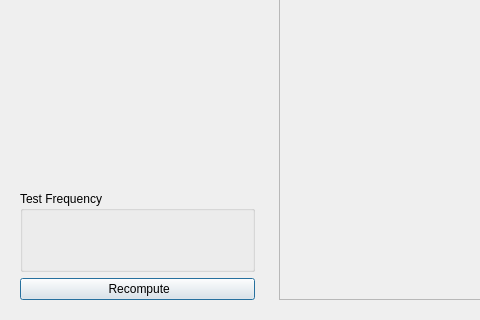
Old version of the form electrify_ui/qt_screens/solutiondialog.ui in the repository efosmark/electrify; both pictures show x 0 to 480 and y 622 to 942 of the 1099 by 942 pixel window.
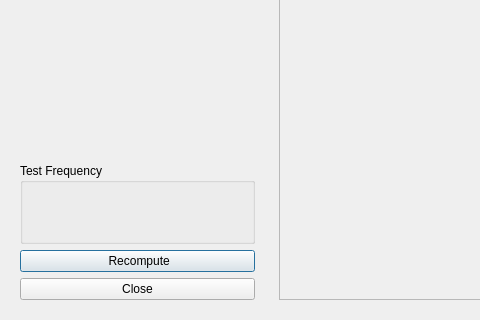
New version of the form. Icons and pictures are not drawn. Custom widgets are drawn as their Qt base class.

Diff of the .ui file:
```diff
--- a/electrify_ui/qt_screens/solutiondialog.ui
+++ b/electrify_ui/qt_screens/solutiondialog.ui
@@ -178,6 +178,13 @@
         </property>
        </widget>
       </item>
+      <item>
+       <widget class="QPushButton" name="closeBtn">
+        <property name="text">
+         <string>Close</string>
+        </property>
+       </widget>
+      </item>
      </layout>
     </widget>
    </item>
```
Left out of the diff: 10 changed lines with no effect on the pictures.
